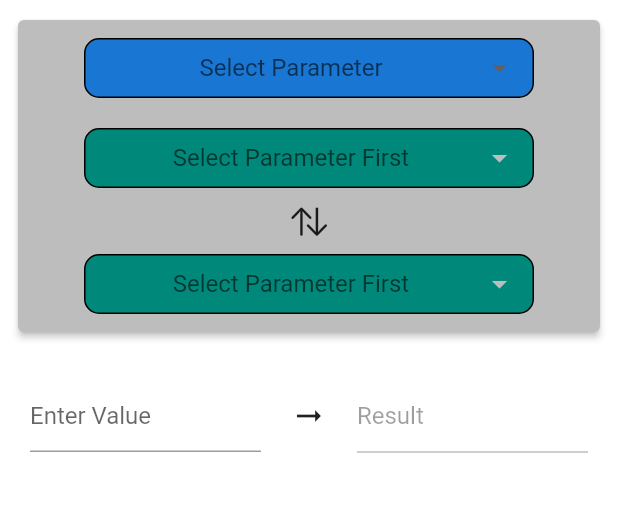
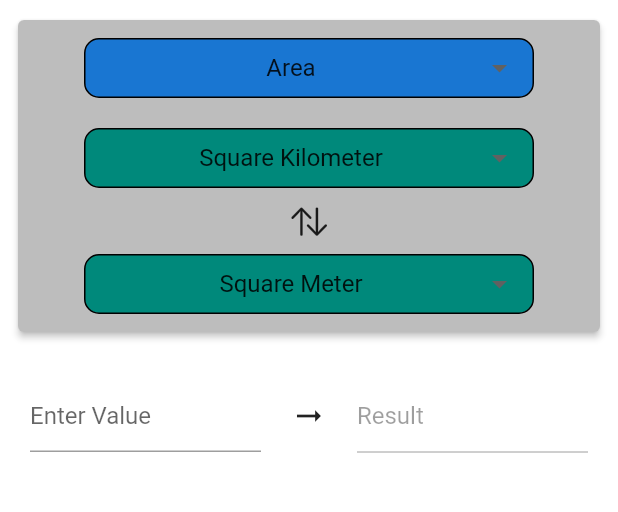
Before and after one commit to rakifmomin97/UnitConverterApp, a Flutter app: the screen it shows after launch, on a phone screen of 412 x 824 dp, the part 82-594 px from its top. Run offline on Flutter 3.47's test engine with Material 2 defaults, Android fonts, the phone set to English and light mode, and no system bars; our stand-ins replace velocity_x.

Commit message:
dropdown changes

```diff
--- a/lib/pages/home_page.dart
+++ b/lib/pages/home_page.dart
@@ -24,6 +24,14 @@ class _HomePageState extends State<HomePage> {
   List<DropdownMenuItem<ListItems>> unitList = [];
 
   String result = "";
+
+  void initState() {
+    unit = GetListData.areaItemsList;
+    unitList = GetListData.buildMenu(unit);
+    _ParameterValue = paramList.first;
+    _unit1Value = unit.first;
+    _unit2Value = unit[1];
+  }
 
   @override
   Widget build(BuildContext context) {
@@ -53,7 +61,6 @@ class _HomePageState extends State<HomePage> {
                   child: DropdownButtonHideUnderline(
                     child: DropdownButton<ListItems>(
                       isExpanded: true,
-                      hint: "Select Parameter".text.make().centered(),
                       value: _ParameterValue,
                       items: GetListData.buildMenu(paramList),
                       onChanged: (value) {
@@ -101,6 +108,8 @@ class _HomePageState extends State<HomePage> {
                             unit = GetListData.volumeItemsList;
                           }
                           unitList = GetListData.buildMenu(unit);
+                          _unit1Value = unit.first;
+                          _unit2Value = unit[1];
                         });
                       },
                     ).centered(),
@@ -119,10 +128,8 @@ class _HomePageState extends State<HomePage> {
                   padding: EdgeInsets.only(left: 10, right: 10),
                   child: DropdownButtonHideUnderline(
                     child: DropdownButton<ListItems>(
-                      disabledHint:
-                          "Select Parameter First".text.make().centered(),
+                      //disabledHint: "Select Parameter First".text.make().centered(),
                       isExpanded: true,
-                      hint: "Select Unit".text.make().centered(),
                       value: _unit1Value,
                       items: unitList,
                       onChanged: (value) {
@@ -156,10 +163,8 @@ class _HomePageState extends State<HomePage> {
                   padding: EdgeInsets.only(left: 10, right: 10),
                   child: DropdownButtonHideUnderline(
                     child: DropdownButton<ListItems>(
-                      disabledHint:
-                          "Select Parameter First".text.make().centered(),
+                      //disabledHint:"Select Parameter First".text.make().centered(),
                       isExpanded: true,
-                      hint: "Select Unit".text.make().centered(),
                       value: _unit2Value,
                       items: unitList,
                       onChanged: (value) {
```
